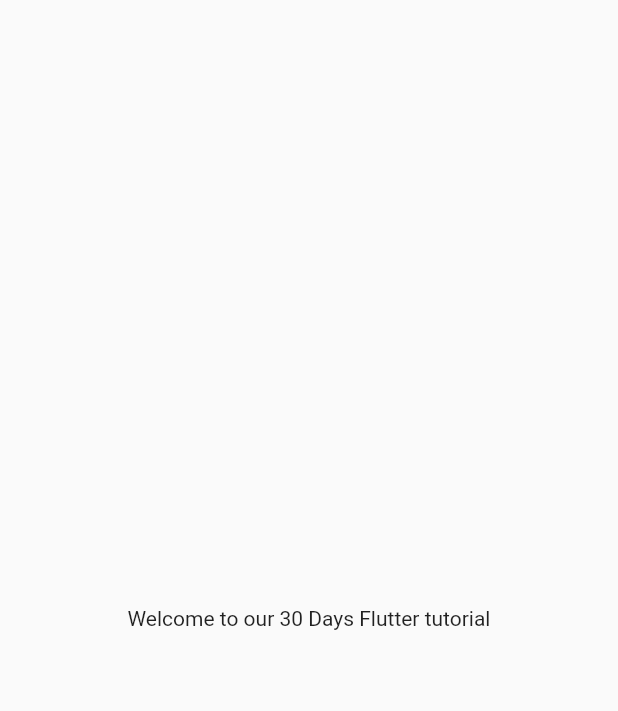
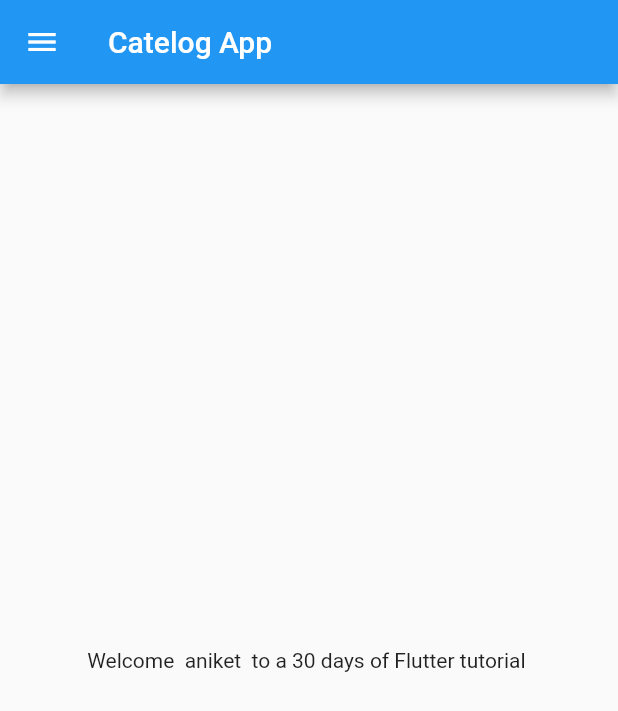
Before and after one commit to Aniket0162/30DaysOfFlutter, a Flutter app: the screen it shows after launch, on a phone screen of 412 x 824 dp. Shown: the top 711 px of the screen. Run offline on Flutter 3.47's test engine with Material 2 defaults, Android fonts, the light colour scheme and no system bars.

Commit message:
day1 completed

```diff
--- a/lib/main.dart
+++ b/lib/main.dart
@@ -1,5 +1,38 @@
+// //First wee will import library name material.dart.
+// import 'package:flutter/material.dart';
+
+// //Every entry point of Flutter Start with main method.
+// void main() {
+//   //We will call method runApp & gave a name to our app called MyApp.
+//   runApp(MyApp());
+// }
+
+// // by Typing Stl = we will get State less Widget.
+// class MyApp extends StatelessWidget {
+//   const MyApp({Key? key}) : super(key: key);
+
+//   @override
+//   // in built method  we will do our ui work & we will call built method again.
+//   Widget build(BuildContext context) {
+//     return MaterialApp(
+//       //We are going to create new App that can be (MaterialApp, Widget, QupertinoApp)
+//       home: Material(
+//         //We have Wrap the container with another conatiner name ( Material )
+//         child: Container(
+//           child: Center(
+//             //By useing this we have wrap our container to center
+//             child: Text("Welcome to our 30 Days Flutter tutorial"),
+//           ),
+//         ),
+//       ),
+//     );
+//   }
+// }
+
 //First wee will import library name material.dart.
 import 'package:flutter/material.dart';
+
+import 'home_page.dart';
 
 //Every entry point of Flutter Start with main method.
 void main() {
@@ -7,24 +40,21 @@ void main() {
   runApp(MyApp());
 }
 
-// by Typing type Stl = we will get State less Widget.
 class MyApp extends StatelessWidget {
   const MyApp({Key? key}) : super(key: key);
 
   @override
-  // in built method  we will do our ui work & we will call built method again.
   Widget build(BuildContext context) {
+    // double pi = 3.14;
+    // bool ismale = true;
+
+    // num temp = 30.5;
+    // var day = "Monday"; // In We can give any values rather it is an integer , variable or string.
+    // const year = 365;   //we Can give constant value to any variable or integer.
+    // final
+
     return MaterialApp(
-      //We are going to create new that can be (MaterialApp, Widget, QupertinoApp)
-      home: Material(
-        //We have Wrap the container with another conatiner name ( Material )
-        child: Container(
-          child: Center(
-            //By useing this we have wrap our container to center
-            child: Text("Welcome to our 30 Days Flutter tutorial"),
-          ),
-        ),
-      ),
+      home: HomePage(),
     );
   }
 }
```
